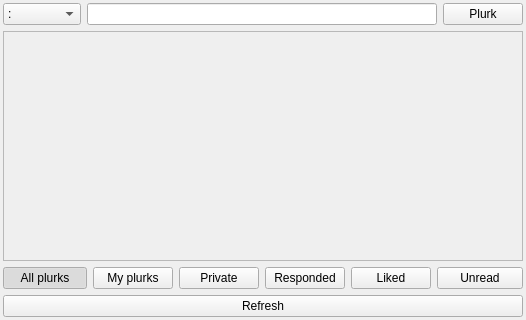
First picture: the form in plurkview.ui, repository brucehsu/maemo-plurk, before the edit.
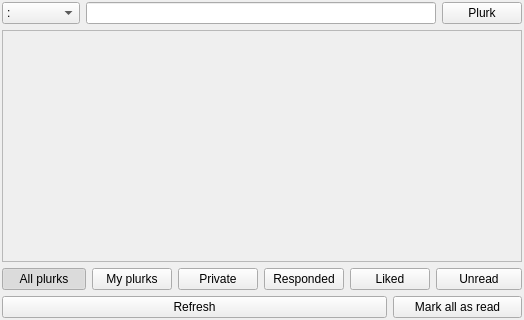
Second picture: the form after the edit.

Commit message: New: Get plurks and users from database via PlurkDbManager. New: Find user's display name using user id via PlurkDbManager. New: Add plurk labels from database. Change: Various UI tweak.

What changed in the file:
```diff
--- a/plurkview.ui
+++ b/plurkview.ui
@@ -15,10 +15,7 @@
   </property>
   <layout class="QGridLayout" name="gridLayout">
    <property name="margin">
-    <number>3</number>
-   </property>
-   <property name="horizontalSpacing">
-    <number>-1</number>
+    <number>2</number>
    </property>
    <item row="0" column="0">
     <widget class="QComboBox" name="qualifierCombo">
@@ -119,17 +116,17 @@
      </item>
     </widget>
    </item>
-   <item row="0" column="1" colspan="6">
+   <item row="0" column="1" colspan="7">
     <widget class="QLineEdit" name="contentEdit"/>
    </item>
-   <item row="0" column="7">
+   <item row="0" column="8">
     <widget class="QPushButton" name="plurkBtn">
      <property name="text">
       <string>Plurk</string>
      </property>
     </widget>
    </item>
-   <item row="1" column="0" colspan="8">
+   <item row="1" column="0" colspan="9">
     <widget class="QScrollArea" name="plurkListScroll">
      <property name="minimumSize">
       <size>
@@ -137,9 +134,6 @@
        <height>100</height>
       </size>
      </property>
-     <property name="horizontalScrollBarPolicy">
-      <enum>Qt::ScrollBarAlwaysOff</enum>
-     </property>
      <property name="widgetResizable">
       <bool>true</bool>
      </property>
@@ -148,15 +142,15 @@
        <rect>
         <x>0</x>
         <y>0</y>
-        <width>509</width>
-        <height>208</height>
+        <width>511</width>
+        <height>210</height>
        </rect>
       </property>
-      <layout class="QGridLayout" name="gridLayout_2">
+      <layout class="QVBoxLayout" name="verticalLayout">
        <property name="margin">
-        <number>1</number>
+        <number>0</number>
        </property>
-       <item row="0" column="0">
+       <item>
         <widget class="QWidget" name="plurkListWidget" native="true"/>
        </item>
       </layout>
@@ -233,7 +227,7 @@
      </property>
     </widget>
    </item>
-   <item row="2" column="5">
+   <item row="2" column="5" colspan="2">
     <widget class="QPushButton" name="likedBtn">
      <property name="text">
       <string>Liked</string>
@@ -243,7 +237,7 @@
      </property>
     </widget>
    </item>
-   <item row="2" column="6" colspan="2">
+   <item row="2" column="7" colspan="2">
     <widget class="QPushButton" name="unreadBtn">
      <property name="minimumSize">
       <size>
@@ -259,13 +253,20 @@
      </property>
     </widget>
    </item>
-   <item row="3" column="0" colspan="8">
+   <item row="3" column="0" colspan="6">
     <widget class="QPushButton" name="refreshBtn">
      <property name="text">
       <string>Refresh</string>
      </property>
     </widget>
    </item>
+   <item row="3" column="6" colspan="3">
+    <widget class="QPushButton" name="markAllBtn">
+     <property name="text">
+      <string>Mark all as read</string>
+     </property>
+    </widget>
+   </item>
   </layout>
  </widget>
  <resources/>
```
The commit also changes 5 other files.
